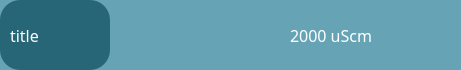
First picture: the form in src/widgets/ParametersIndicator/ParameterIndicatorM.ui, repository Giocerz/water_quality_rpi_unal, before the edit.
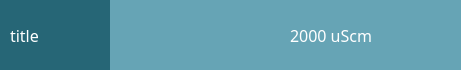
Second picture: the form after the edit.

Commit message: fix: set QProgressBar border-radius to 0 for consistent styling across indicators

The edit to the form file:
```diff
--- a/src/widgets/ParametersIndicator/ParameterIndicatorM.ui
+++ b/src/widgets/ParametersIndicator/ParameterIndicatorM.ui
@@ -38,7 +38,7 @@
 
 QProgressBar::chunk {
     background-color: #266676;
-    border-radius: 20px;
+    border-radius: 0px;
 }
 </string>
    </property>
```
The commit also changes 4 other files.
